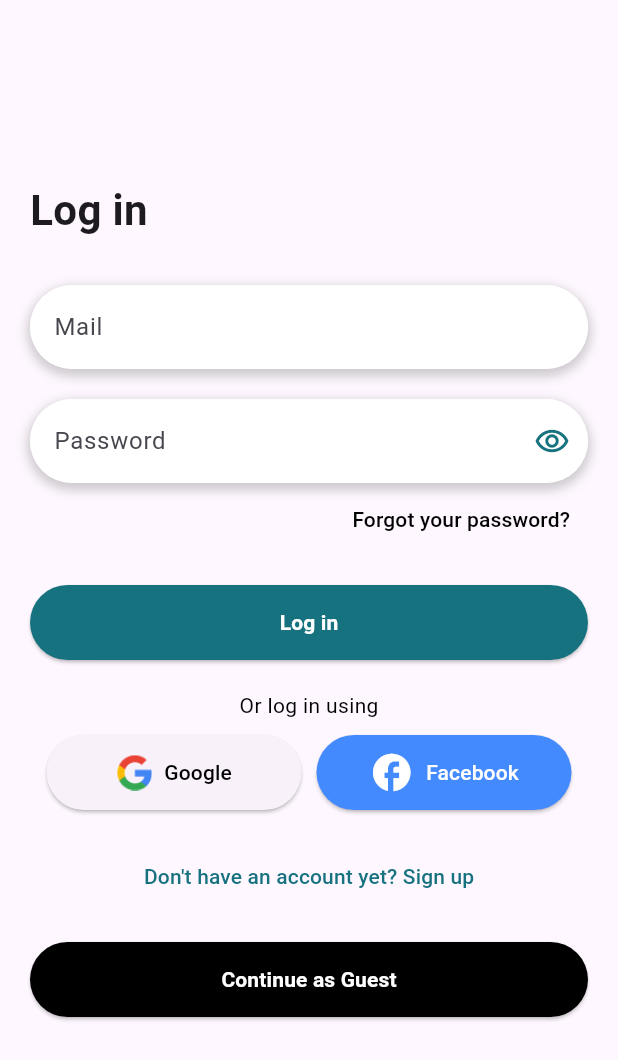
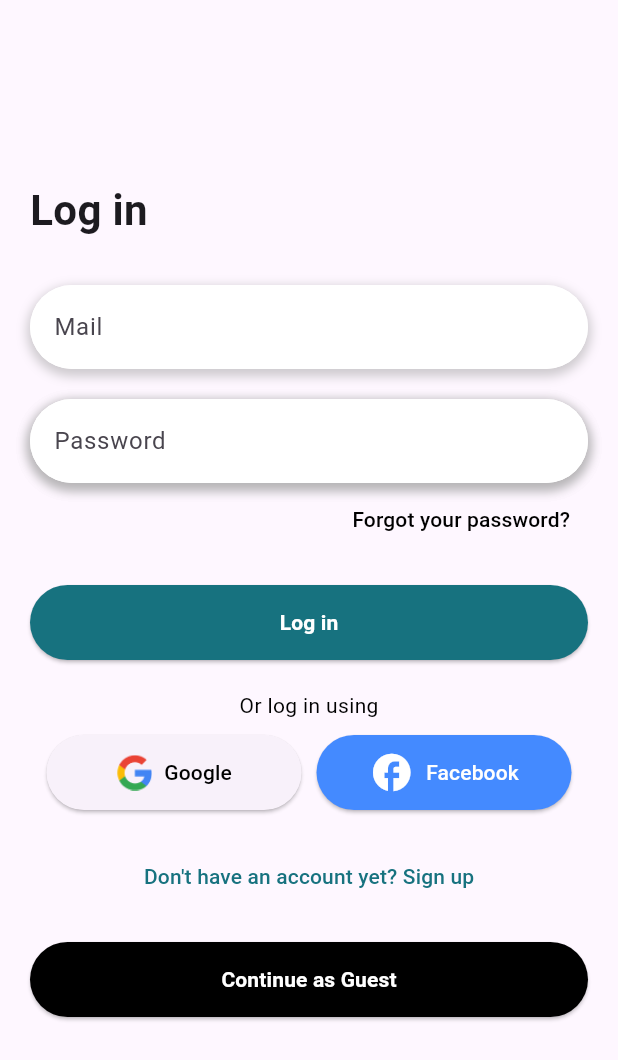
Before and after one commit to Hua1704/Travelaca, a Flutter app: the LoginScreen screen opened directly, on a phone screen of 412 x 824 dp. Shown: the top 1060 px of the screen. Run offline on Flutter 3.47's test engine with Material 3 defaults, Android fonts, the phone set to English and light mode, and no system bars; our stand-ins replace cached_network_image, cloud_firestore, connectivity_plus, firebase_auth, firebase_core, firebase_storage and 4 more; missing offline and left inert: algolia_client_recommend, algolia_client_search, algoliasearch; accounts and stored records are empty; network calls fail.

Commit message:
add firebase

```diff
--- a/lib/ScreenPresentation/LoginScreen/LoginScreen.dart
+++ b/lib/ScreenPresentation/LoginScreen/LoginScreen.dart
@@ -5,6 +5,7 @@ import 'package:cloud_firestore/cloud_firestore.dart';
 
 import '../../Network/auth.dart';
 import '../../Network/firebase_cloud_firesotre.dart';
+import '../OfflineScreen/OfflineHome.dart';
 class LoginScreen extends StatefulWidget {
   @override
   _LoginScreenState createState() => _LoginScreenState();
@@ -128,20 +129,9 @@ class _LoginScreenState extends State<LoginScreen> {
                     ),
                   ],
                 ),
-                child: TextField(
-                  controller: _passwordController,
-                  decoration: InputDecoration(
-                    hintText: "Password",
-                    border: OutlineInputBorder(
-
-                      borderRadius: BorderRadius.circular(30),
-                      borderSide: BorderSide.none,
-                    ),
-                    filled: true,
-                    fillColor: Colors.white,
-                    suffixIcon: Icon(Icons.remove_red_eye_outlined, color:  Color(0xFF17727F)),// Fill color inside the TextField
-                  ),
-                ),
+                child: _buildTextField(controller: _passwordController,
+                    hintText: 'Password', obscureText: true
+                )
               ),
               Align(
                 alignment: Alignment.centerRight,
@@ -217,12 +207,22 @@ class _LoginScreenState extends State<LoginScreen> {
               ),
               SizedBox(height: 20),
               TextButton(
-                onPressed: () {
-
+                onPressed: () async {
+                  bool hasConnection = await checkConnection();
+                  if (hasConnection) {
                     Navigator.push(
                         context,
                         MaterialPageRoute(
                             builder: (context) => SignUpScreen()));
+                  } else {
+                    Navigator.pushReplacement(
+                      context,
+                      MaterialPageRoute(
+                        builder: (context) => OfflineHomeScreen(), // Replace with OfflineHomepage
+                      ),
+                    );
+                  }
+
                 },
                 child: Text("Don't have an account yet? Sign up",
                   style: TextStyle(
@@ -231,7 +231,9 @@ class _LoginScreenState extends State<LoginScreen> {
               ),
               SizedBox(height: 20),
               ElevatedButton(
-                onPressed: () {
+                onPressed: () async {
+                  bool hasConnection = await checkConnection();
+                  if (hasConnection) {
                     Navigator.push(
                       context,
                       MaterialPageRoute(
@@ -240,6 +242,16 @@ class _LoginScreenState extends State<LoginScreen> {
                           role: "", // Pass the user role
                         ),
                       ),);
+                  }
+                  else {
+                    Navigator.pushReplacement(
+                      context,
+                      MaterialPageRoute(
+                        builder: (context) => OfflineHomeScreen(), // Replace with OfflineHomepage
+                      ),
+                    );
+                  }
+
                 },
                 style: ElevatedButton.styleFrom(
                   minimumSize: Size(double.infinity, 50),
@@ -256,6 +268,39 @@ class _LoginScreenState extends State<LoginScreen> {
               ),
             ],
           ),
+        ),
+      ),
+    );
+  }
+  Widget _buildTextField({
+    required TextEditingController controller,
+    required String hintText,
+    bool obscureText = false,
+  }) {
+    return Container(
+      decoration: BoxDecoration(
+        color: Colors.white,
+        borderRadius: BorderRadius.circular(30),
+        boxShadow: [
+          BoxShadow(
+            color: Colors.grey.withOpacity(0.5),
+            spreadRadius: 2,
+            blurRadius: 5,
+            offset: Offset(0, 3),
+          ),
+        ],
+      ),
+      child: TextField(
+        controller: controller,
+        obscureText: obscureText,
+        decoration: InputDecoration(
+          hintText: hintText,
+          border: OutlineInputBorder(
+            borderRadius: BorderRadius.circular(30),
+            borderSide: BorderSide.none,
+          ),
+          filled: true,
+          fillColor: Colors.white,
         ),
       ),
     );
```
Also changed, not shown: lib/ScreenPresentation/OfflineScreen/OfflineHome.dart (+14 -5 lines), lib/ScreenPresentation/ViewScreen/UserView/AddReview.dart (+9 -3 lines). Lines whose indentation alone changed are shown as unchanged.
